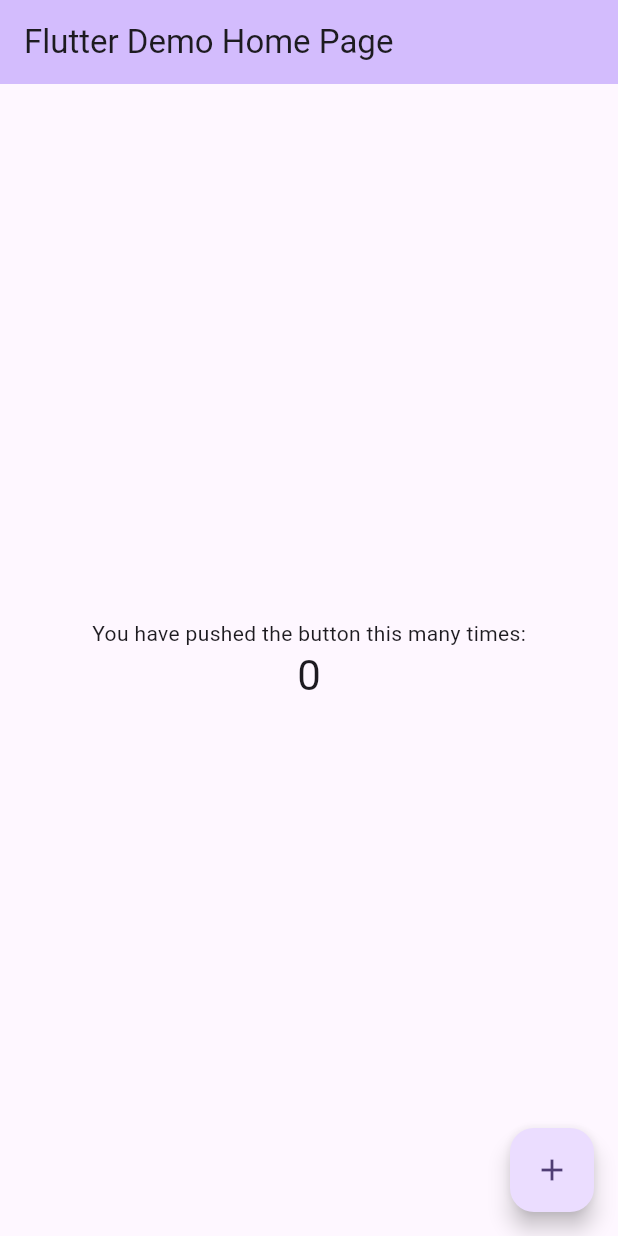
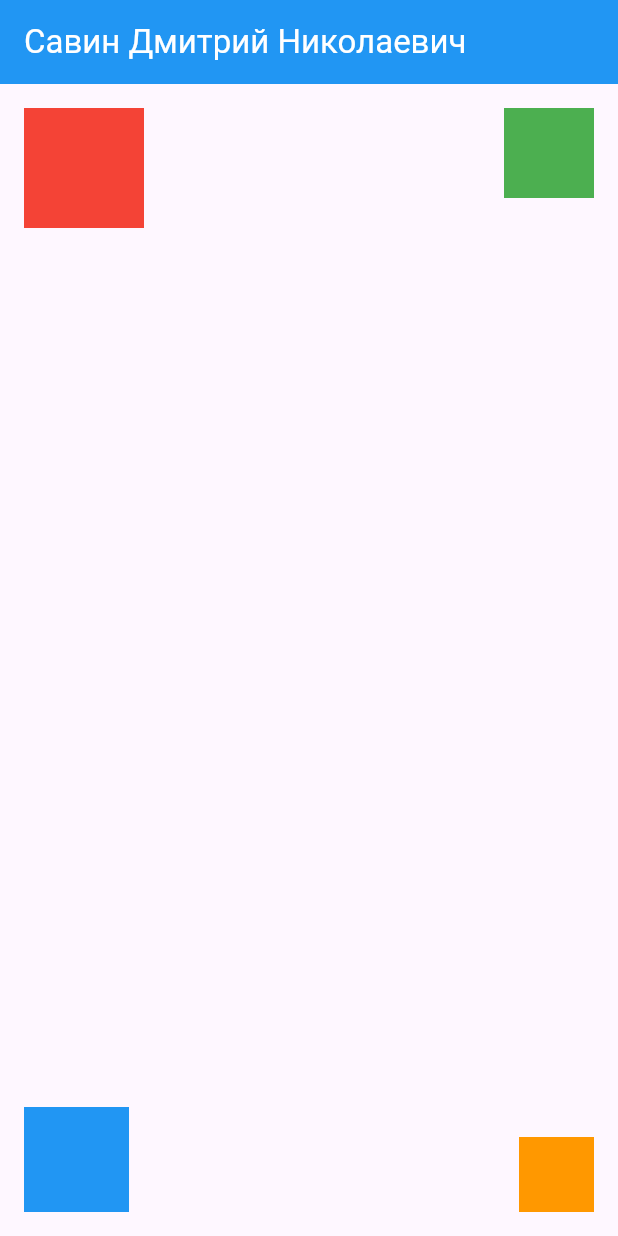
Before and after one commit to unknownDmitry/IVT-22, a Flutter app: the screen it shows after launch, on a phone screen of 412 x 824 dp. Run offline on Flutter 3.47's test engine with Material 3 defaults, Android fonts, the phone set to English and light mode, and no system bars.

Commit message:
Upload files

```diff
--- a/mobileDev/lab2/lib/main.dart
+++ b/mobileDev/lab2/lib/main.dart
@@ -1,122 +1,69 @@
 import 'package:flutter/material.dart';
 
 void main() {
-  runApp(const MyApp());
+  runApp(MyApp());
 }
 
 class MyApp extends StatelessWidget {
-  const MyApp({super.key});
-
-  // This widget is the root of your application.
   @override
   Widget build(BuildContext context) {
     return MaterialApp(
-      title: 'Flutter Demo',
-      theme: ThemeData(
-        // This is the theme of your application.
-        //
-        // TRY THIS: Try running your application with "flutter run". You'll see
-        // the application has a purple toolbar. Then, without quitting the app,
-        // try changing the seedColor in the colorScheme below to Colors.green
-        // and then invoke "hot reload" (save your changes or press the "hot
-        // reload" button in a Flutter-supported IDE, or press "r" if you used
-        // the command line to start the app).
-        //
-        // Notice that the counter didn't reset back to zero; the application
-        // state is not lost during the reload. To reset the state, use hot
-        // restart instead.
-        //
-        // This works for code too, not just values: Most code changes can be
-        // tested with just a hot reload.
-        colorScheme: ColorScheme.fromSeed(seedColor: Colors.deepPurple),
+      home: Scaffold(
+        appBar: AppBar(
+          backgroundColor: Colors.blue,
+          title: Text(
+            'Савин Дмитрий Николаевич',
+            style: const TextStyle(color: Colors.white),
+          ),
+        ),
+        body: MyHomePage(),
       ),
-      home: const MyHomePage(title: 'Flutter Demo Home Page'),
     );
   }
 }
 
-class MyHomePage extends StatefulWidget {
-  const MyHomePage({super.key, required this.title});
-
-  // This widget is the home page of your application. It is stateful, meaning
-  // that it has a State object (defined below) that contains fields that affect
-  // how it looks.
-
-  // This class is the configuration for the state. It holds the values (in this
-  // case the title) provided by the parent (in this case the App widget) and
-  // used by the build method of the State. Fields in a Widget subclass are
-  // always marked "final".
-
-  final String title;
-
-  @override
-  State<MyHomePage> createState() => _MyHomePageState();
-}
-
-class _MyHomePageState extends State<MyHomePage> {
-  int _counter = 0;
-
-  void _incrementCounter() {
-    setState(() {
-      // This call to setState tells the Flutter framework that something has
-      // changed in this State, which causes it to rerun the build method below
-      // so that the display can reflect the updated values. If we changed
-      // _counter without calling setState(), then the build method would not be
-      // called again, and so nothing would appear to happen.
-      _counter++;
-    });
-  }
-
+class MyHomePage extends StatelessWidget {
   @override
   Widget build(BuildContext context) {
-    // This method is rerun every time setState is called, for instance as done
-    // by the _incrementCounter method above.
-    //
-    // The Flutter framework has been optimized to make rerunning build methods
-    // fast, so that you can just rebuild anything that needs updating rather
-    // than having to individually change instances of widgets.
-    return Scaffold(
-      appBar: AppBar(
-        // TRY THIS: Try changing the color here to a specific color (to
-        // Colors.amber, perhaps?) and trigger a hot reload to see the AppBar
-        // change color while the other colors stay the same.
-        backgroundColor: Theme.of(context).colorScheme.inversePrimary,
-        // Here we take the value from the MyHomePage object that was created by
-        // the App.build method, and use it to set our appbar title.
-        title: Text(widget.title),
-      ),
-      body: Center(
-        // Center is a layout widget. It takes a single child and positions it
-        // in the middle of the parent.
-        child: Column(
-          // Column is also a layout widget. It takes a list of children and
-          // arranges them vertically. By default, it sizes itself to fit its
-          // children horizontally, and tries to be as tall as its parent.
-          //
-          // Column has various properties to control how it sizes itself and
-          // how it positions its children. Here we use mainAxisAlignment to
-          // center the children vertically; the main axis here is the vertical
-          // axis because Columns are vertical (the cross axis would be
-          // horizontal).
-          //
-          // TRY THIS: Invoke "debug painting" (choose the "Toggle Debug Paint"
-          // action in the IDE, or press "p" in the console), to see the
-          // wireframe for each widget.
-          mainAxisAlignment: MainAxisAlignment.center,
-          children: <Widget>[
-            const Text('You have pushed the button this many times:'),
-            Text(
-              '$_counter',
-              style: Theme.of(context).textTheme.headlineMedium,
-            ),
-          ],
+    return Stack(
+      children: <Widget>[
+        Align(
+          alignment: Alignment.topLeft,
+          child: Container(
+            margin: const EdgeInsets.all(16),
+            width: 80,
+            height: 80,
+            color: Colors.red,
+          ),
         ),
-      ),
-      floatingActionButton: FloatingActionButton(
-        onPressed: _incrementCounter,
-        tooltip: 'Increment',
-        child: const Icon(Icons.add),
-      ), // This trailing comma makes auto-formatting nicer for build methods.
+        Align(
+          alignment: Alignment.topRight,
+          child: Container(
+            margin: const EdgeInsets.all(16),
+            width: 60,
+            height: 60,
+            color: Colors.green,
+          ),
+        ),
+        Align(
+          alignment: Alignment.bottomLeft,
+          child: Container(
+            margin: const EdgeInsets.all(16),
+            width: 70,
+            height: 70,
+            color: Colors.blue,
+          ),
+        ),
+        Align(
+          alignment: Alignment.bottomRight,
+          child: Container(
+            margin: const EdgeInsets.all(16),
+            width: 50,
+            height: 50,
+            color: Colors.orange,
+          ),
+        ),
+      ],
     );
   }
 }
```
Also changed, not shown: 1 other file.
